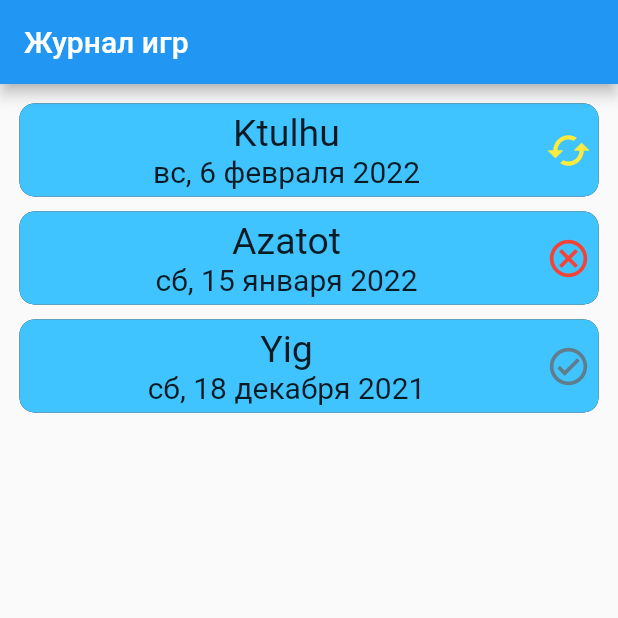
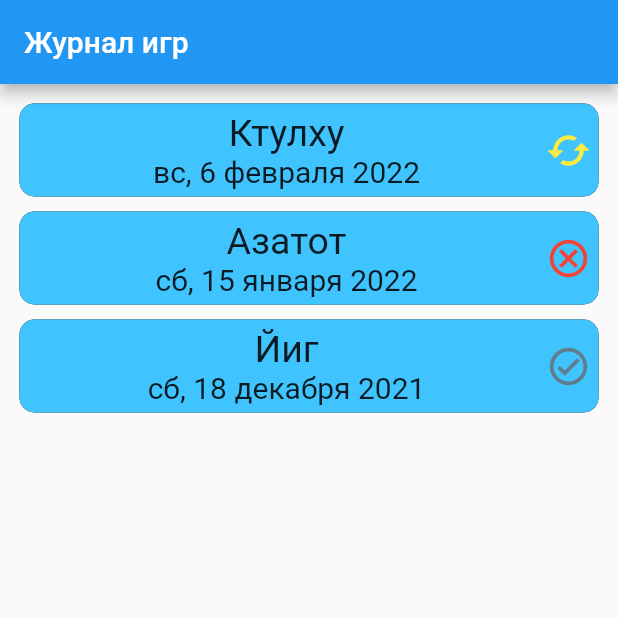
Before and after one commit to amatskevich/arkham_horror_statistic, a Flutter app: the screen it shows after launch, on a phone screen of 412 x 824 dp, the top half of it. Run offline on Flutter 3.47's test engine with Material 2 defaults, Android fonts, the phone set to English and light mode, and no system bars; our stand-ins replace datetime_picker_formfield.

Commit message:
Game data

```diff
--- a/lib/game_screen/new_game_screen.dart
+++ b/lib/game_screen/new_game_screen.dart
@@ -1,5 +1,6 @@
 import 'package:arkham_horror_statistic/models/game.dart';
 import 'package:arkham_horror_statistic/models/game_status.dart';
+import 'package:arkham_horror_statistic/providers/game_data_provider.dart';
 import 'package:arkham_horror_statistic/providers/game_provider.dart';
 import 'package:datetime_picker_formfield/datetime_picker_formfield.dart';
 import 'package:flutter/material.dart';
@@ -20,7 +21,7 @@ class _NewGameScreenState extends State<NewGameScreen> {
   final _form = GlobalKey<FormState>();
   final _descriptionFocusNode = FocusNode();
   final format = DateFormat("yyyy-MM-dd");
-  final uuid = Uuid();
+  final uuid = const Uuid();
 
   var _ancient = '';
   var _date = DateTime.now();
@@ -35,7 +36,8 @@ class _NewGameScreenState extends State<NewGameScreen> {
   void _saveForm() {
     if (_form.currentState!.validate()) {
       _form.currentState?.save();
-      var game = Game(uuid.v4(), date: _date, ancient: _ancient, status: _status);
+      var ancient = Provider.of<GameDataProvider>(context, listen: false).getAncientByName(_ancient);
+      var game = Game(uuid.v4(), date: _date, ancient: ancient, status: _status);
       Provider.of<GameProvider>(context, listen: false).addGame(game);
       Navigator.pop(context);
     }
@@ -45,7 +47,7 @@ class _NewGameScreenState extends State<NewGameScreen> {
   Widget build(BuildContext context) {
     return Scaffold(
       appBar: AppBar(
-        title: const FittedBox(child: const Text('Добавление партии')),
+        title: const FittedBox(child: Text('Добавление партии')),
         actions: [
           IconButton(
             icon: const Icon(Icons.save),
@@ -127,14 +129,14 @@ class _NewGameScreenState extends State<NewGameScreen> {
                     ),
                     child: const Text(
                       'Отмена',
-                      style: const TextStyle(fontSize: 20),
+                      style: TextStyle(fontSize: 20),
                     ),
                   ),
                   ElevatedButton(
                     onPressed: _saveForm,
                     child: const Text(
                       'Сохранить',
-                      style: const TextStyle(fontSize: 20),
+                      style: TextStyle(fontSize: 20),
                     ),
                     style: ButtonStyle(
                       backgroundColor:
--- a/lib/history_screen/game_row_widget.dart
+++ b/lib/history_screen/game_row_widget.dart
@@ -31,7 +31,7 @@ class GameRow extends StatelessWidget {
                 SizedBox(
                   width: double.infinity,
                   child: Text(
-                    game.ancient,
+                    game.ancient.name,
                     textAlign: TextAlign.center,
                     style: const TextStyle(fontSize: 25),
                   ),
--- a/lib/main.dart
+++ b/lib/main.dart
@@ -1,3 +1,4 @@
+import 'package:arkham_horror_statistic/providers/game_data_provider.dart';
 import 'package:arkham_horror_statistic/providers/game_provider.dart';
 import 'package:flutter/material.dart';
 import 'package:flutter/services.dart';
@@ -20,6 +21,7 @@ class MyApp extends StatelessWidget {
     return MultiProvider(
       providers: [
         ChangeNotifierProvider.value(value: GameProvider()),
+        ChangeNotifierProvider.value(value: GameDataProvider()),
       ],
       builder: (ctx, _) {
         return MaterialApp(
--- a/lib/models/game.dart
+++ b/lib/models/game.dart
@@ -1,13 +1,15 @@
+import 'package:arkham_horror_statistic/providers/game_data_provider.dart';
+
 import 'game_status.dart';
 
 class Game {
   String uuid;
   DateTime date;
   int? duration;
-  String ancient;
-  List<String>? extensions;
-  List<String>? heralds;
-  List<String>? investigators;
+  Ancient ancient;
+  List<Extension> extensions;
+  List<Herald> heralds;
+  List<Investigator> investigators;
   GameStatus status;
   String? scoring;
   String? description;
@@ -17,9 +19,9 @@ class Game {
     required this.date,
     this.duration,
     required this.ancient,
-    this.extensions,
-    this.heralds,
-    this.investigators,
+    this.extensions = const [],
+    this.heralds = const [],
+    this.investigators = const [],
     this.status = GameStatus.inProgress,
     this.scoring,
     this.description,
--- /dev/null
+++ b/lib/providers/game_data_provider.dart
@@ -0,0 +1,148 @@
+import 'package:flutter/material.dart';
+
+class GameDataProvider with ChangeNotifier {
+  final List<Extension> _extensions = [
+    Extension(0, 'База'),
+    Extension(1, 'Проклятие Темного Фараона'),
+    Extension(2, 'Ужас Данвича'),
+    Extension(3, 'Король в Желтом'),
+    Extension(4, 'Ужас Кингспорта'),
+    Extension(5, 'Черная Коза Чащоб'),
+    Extension(6, 'Ужас Иннсмута'),
+    Extension(7, 'Затаившийся у Порога'),
+    Extension(8, 'Ужас Мискатоника'),
+  ];
+  final List<Ancient> _ancients = [
+    Ancient("Азатот", 0),
+    Ancient("Итаква", 0),
+    Ancient("Йиг", 0),
+    Ancient("Йог-сотот", 0),
+    Ancient("Ктулху", 0),
+    Ancient("Ньярлатотеп", 0),
+    Ancient("Хастур", 0),
+    Ancient("Шаб-ниггурат", 0),
+    Ancient("Абхот", 2),
+    Ancient("Атлач-Нача", 4),
+    Ancient("Бокруг", 6),
+    Ancient("Глааки", 2),
+    Ancient("Гхатанотоа", 6),
+    Ancient("Зхар", 6),
+    Ancient("И'Голонак", 4),
+    Ancient("Йиб-Тстлл", 4),
+    Ancient("Ктугха", 6),
+    Ancient("Куахил Уттаус", 6),
+    Ancient("Ньогта", 6),
+    Ancient("Рхан-тегот", 6),
+    Ancient("Хаугнар Фаугн", 6),
+    Ancient("Цатхоггуа", 2),
+    Ancient("Шудде-Мьелл", 2),
+    Ancient("Эйхорт", 4),
+  ];
+  final List<Herald> _heralds = [
+    Herald("Отец Дагон", 6),
+    Herald("Грот", 4),
+    Herald("Затаившийся у порога", 7),
+    Herald("Мать Гидра", 6),
+    Herald("Черная Коза Чащоб", 5),
+    Herald("Король в желтом", 3),
+    Herald("Тульцча", 4),
+    Herald("Темный Фараон", 1),
+    Herald("Баст", 4),
+    Herald("Гипнос", 4),
+    Herald("Ноденс", 4),
+  ];
+  final List<Investigator> _investigators = [
+    Investigator("Аманда Шарп", 0),
+    Investigator("Боб Дженкинс", 0),
+    Investigator("Винсент Ли", 0),
+    Investigator("Глория Голдберг", 0),
+    Investigator("Даррелл Симонс", 0),
+    Investigator("Декстер Дрейк", 0),
+    Investigator("Дженни Барнс", 0),
+    Investigator("Джо Даймонд", 0),
+    Investigator("Кейт Уинтроп", 0),
+    Investigator("Кэролин Ферн", 0),
+    Investigator("Майкл МакГленн", 0),
+    Investigator("Монтерей Джек", 0),
+    Investigator("Мэнди Томпсон", 0),
+    Investigator("Пит Мусорщик", 0),
+    Investigator("Сестра Мэри", 0),
+    Investigator("Харви Уолтерс", 0),
+    Investigator("Джим Кальвер", 2),
+    Investigator("Диана Стэнли", 2),
+    Investigator("Жаклин Файн", 2),
+    Investigator("Лео Андерсон", 2),
+    Investigator("Мари Ламбо", 2),
+    Investigator("Марк Хэрриган", 2),
+    Investigator("Рита Янг", 2),
+    Investigator("Уилсон Ричардс", 2),
+    Investigator("Обреченный О'Тул", 6),
+    Investigator("Агнес Бейкер", 6),
+    Investigator("Акачи Ониеле", 6),
+    Investigator("Джордж Барнаби", 6),
+    Investigator("Зои Самарас", 6),
+    Investigator("Мин Ти Пан", 6),
+    Investigator("Норман Уизерс", 6),
+    Investigator("Патриция Хэтэуэй", 6),
+    Investigator("Роланд Бэнкс", 6),
+    Investigator("Сайлас Марш", 6),
+    Investigator("Томми Малдун", 6),
+    Investigator("Триш Скарборо", 6),
+    Investigator("Уильям Йорик", 6),
+    Investigator("Урсула Даунз", 6),
+    Investigator("Финн Эдвардс", 6),
+    Investigator("Хэнк Сэмсон", 6),
+    Investigator("Венди Адамс", 4),
+    Investigator("Дейзи Уокер", 4),
+    Investigator("Лили Чен", 4),
+    Investigator("Лола Хейес", 4),
+    Investigator("Люк Робинсон", 4),
+    Investigator("Рекс Мерфи", 4),
+    Investigator("Тони Морган", 4),
+    Investigator("Чарли Кейн", 4),
+  ];
+
+  List<Ancient> get ancients => [..._ancients];
+
+  Ancient getAncientByName(String name) {
+    return _ancients.where((element) => element.name == name).first;
+  }
+
+  List<Extension> get extensions => [..._extensions];
+
+  List<Herald> get heralds => [..._heralds];
+
+  List<Investigator> get investigators => [..._investigators];
+
+  Investigator getInvestigatorByName(String name) {
+    return _investigators.where((element) => element.name == name).first;
+  }
+}
+
+class Investigator {
+  String name;
+  int extensionId;
+
+  Investigator(this.name, this.extensionId);
+}
+
+class Herald {
+  String name;
+  int extensionId;
+
+  Herald(this.name, this.extensionId);
+}
+
+class Ancient {
+  String name;
+  int extensionId;
+
+  Ancient(this.name, this.extensionId);
+}
+
+class Extension {
+  int id;
+  String name;
+
+  Extension(this.id, this.name);
+}
--- a/lib/providers/game_provider.dart
+++ b/lib/providers/game_provider.dart
@@ -2,11 +2,13 @@ import 'package:arkham_horror_statistic/models/game.dart';
 import 'package:arkham_horror_statistic/models/game_status.dart';
 import 'package:flutter/material.dart';
 
+import 'game_data_provider.dart';
+
 class GameProvider with ChangeNotifier {
   final List<Game> _games = [
-    Game('3', ancient: "Ktulhu", date: DateTime.now()),
-    Game('2', ancient: "Azatot", date: DateTime(2022, 1, 15), status: GameStatus.dead),
-    Game('1', ancient: "Yig", date: DateTime(2021, 12, 18), status: GameStatus.win),
+    Game('3', ancient: Ancient("Ктулху", 0), date: DateTime.now()),
+    Game('2', ancient: Ancient("Азатот", 0), date: DateTime(2022, 1, 15), status: GameStatus.dead),
+    Game('1', ancient: Ancient("Йиг", 0), date: DateTime(2021, 12, 18), status: GameStatus.win),
   ];
 
   void addGame(Game newGame) {
```
